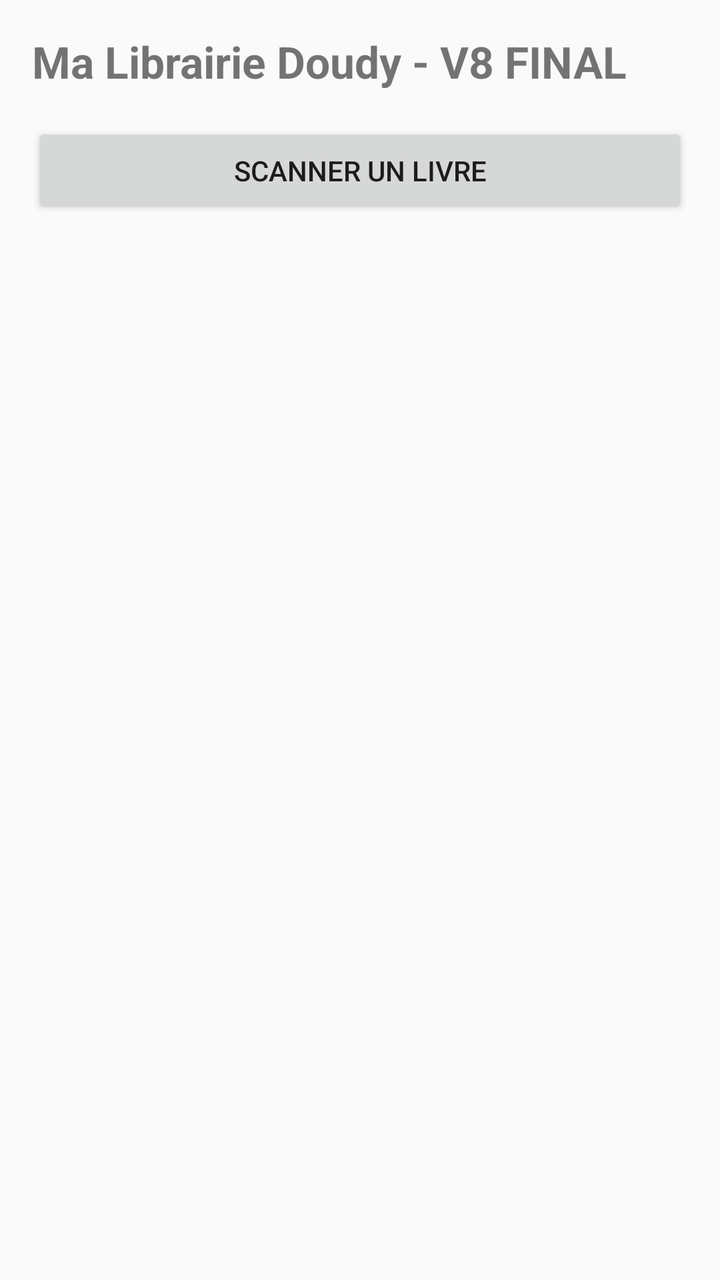
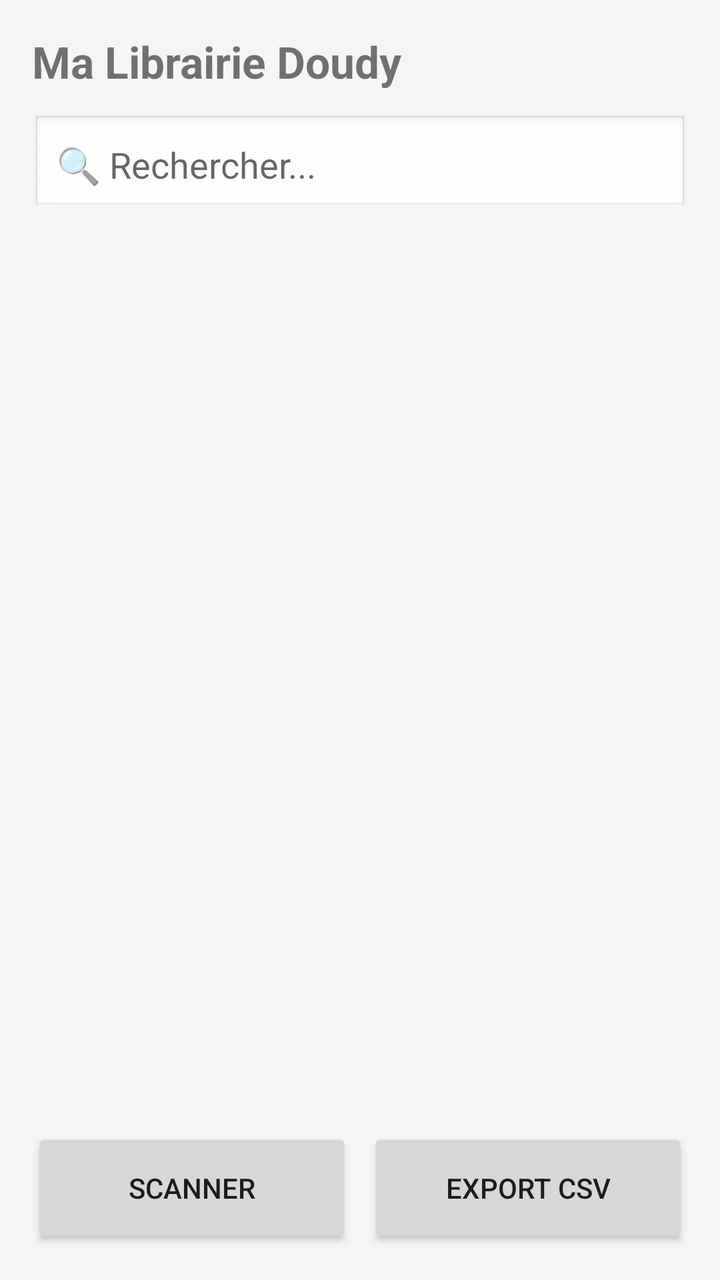

Compare the two renders of this Android layout. The source of the first and the diff that turns it into the second are given below.
<!-- AndroidManifest.xml: application theme Theme.AppCompat.Light.NoActionBar -->
<!-- res/layout/activity_main.xml -->
<LinearLayout xmlns:android="http://schemas.android.com/apk/res/android"
    android:orientation="vertical"
    android:layout_width="match_parent"
    android:layout_height="match_parent"
    android:padding="16dp">

    <TextView
        android:id="@+id/title"
        android:layout_width="match_parent"
        android:layout_height="wrap_content"
        android:text="Ma Librairie Doudy - V8 FINAL"
        android:textSize="22sp"
        android:textStyle="bold"
        android:paddingBottom="16dp"/>

    <Button
        android:id="@+id/btnScan"
        android:layout_width="match_parent"
        android:layout_height="wrap_content"
        android:text="Scanner un livre"/>

    <androidx.recyclerview.widget.RecyclerView
        android:id="@+id/recycler"
        android:layout_width="match_parent"
        android:layout_height="match_parent"
        android:layout_marginTop="16dp"/>

</LinearLayout>
<!-- resources referenced by this layout -->
<resources>

</resources>

<!-- the commit's change to res/layout/activity_main.xml (unified diff, before → after) -->
@@ -1,28 +1,30 @@
+<?xml version="1.0" encoding="utf-8"?>
 <LinearLayout xmlns:android="http://schemas.android.com/apk/res/android"
-    android:orientation="vertical"
-    android:layout_width="match_parent"
-    android:layout_height="match_parent"
-    android:padding="16dp">
+    android:orientation="vertical" android:layout_width="match_parent"
+    android:layout_height="match_parent" android:padding="16dp"
+    android:background="#F5F5F5">
 
-    <TextView
-        android:id="@+id/title"
-        android:layout_width="match_parent"
-        android:layout_height="wrap_content"
-        android:text="Ma Librairie Doudy - V8 FINAL"
-        android:textSize="22sp"
-        android:textStyle="bold"
-        android:paddingBottom="16dp"/>
+    <TextView android:id="@+id/title" android:layout_width="match_parent"
+        android:layout_height="wrap_content" android:text="Ma Librairie Doudy"
+        android:textSize="22sp" android:textStyle="bold" android:paddingBottom="12dp"/>
 
-    <Button
-        android:id="@+id/btnScan"
-        android:layout_width="match_parent"
-        android:layout_height="wrap_content"
-        android:text="Scanner un livre"/>
+    <EditText android:id="@+id/search" android:layout_width="match_parent"
+        android:layout_height="50dp" android:hint="🔍 Rechercher..."
+        android:background="@android:drawable/edit_text" android:padding="12dp"
+        android:layout_marginBottom="12dp"/>
 
-    <androidx.recyclerview.widget.RecyclerView
-        android:id="@+id/recycler"
-        android:layout_width="match_parent"
-        android:layout_height="match_parent"
-        android:layout_marginTop="16dp"/>
+    <androidx.recyclerview.widget.RecyclerView android:id="@+id/recycler"
+        android:layout_width="match_parent" android:layout_height="0dp"
+        android:layout_weight="1"/>
 
+    <LinearLayout android:layout_width="match_parent" android:layout_height="wrap_content"
+        android:orientation="horizontal" android:layout_marginTop="12dp">
+
+        <Button android:id="@+id/btnScan" android:layout_width="0dp" android:layout_weight="1"
+            android:layout_height="60dp" android:text="SCANNER"/>
+
+        <Button android:id="@+id/btnExport" android:layout_width="0dp" android:layout_weight="1"
+            android:layout_height="60dp" android:text="EXPORT CSV"
+            android:layout_marginStart="8dp"/>
+    </LinearLayout>
 </LinearLayout>
